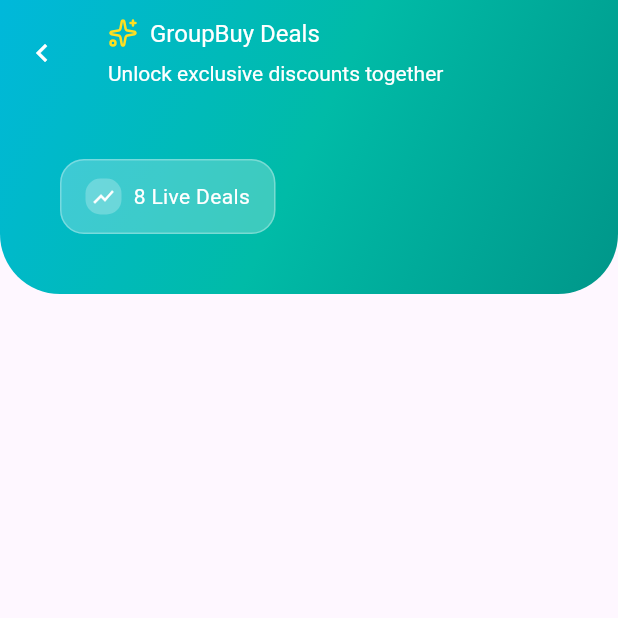
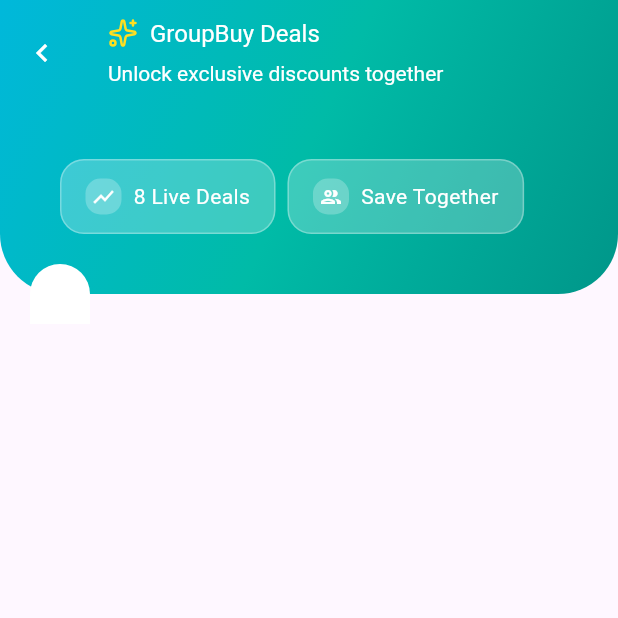
Before and after one commit to pujandhakal/Grabbit, a Flutter app: the TrendingDealsScreen screen opened directly, on a phone screen of 412 x 824 dp, the top half of it. Run offline on Flutter 3.47's test engine with Material 3 defaults, Android fonts, the phone set to English and light mode, and no system bars; our stand-ins replace flutter_svg, google_fonts, percent_indicator.

Commit message:
Filter Card GroupBuy Screen

```diff
--- a/lib/pages/user/trending_deals_screen.dart
+++ b/lib/pages/user/trending_deals_screen.dart
@@ -1,5 +1,6 @@
 import 'package:flutter/material.dart';
 import 'package:flutter_svg/svg.dart';
+import 'package:grabbit/util/filter_card_groupBuy.dart';
 
 class TrendingDealsScreen extends StatefulWidget {
   const TrendingDealsScreen({super.key});
@@ -116,10 +117,52 @@ class _TrendingDealsScreenState extends State<TrendingDealsScreen> {
                       ),
                     ],
                   ),
-                )
+                ),
+                SizedBox(width: 8),
+                Container(
+                  padding: EdgeInsets.symmetric(
+                    vertical: 12,
+                    horizontal: 16,
+                  ),
+                  decoration: BoxDecoration(
+                    color: Colors.white24,
+                    borderRadius: BorderRadius.circular(16),
+                    border: Border.all(color: Colors.white30),
+                  ),
+                  child: Row(
+                    children: [
+                      Container(
+                        padding: EdgeInsets.all(4),
+                        decoration: BoxDecoration(
+                          color: Colors.white24,
+                          borderRadius: BorderRadius.circular(10),
+                        ),
+                        child: Icon(
+                          Icons.people_outlined,
+                          color: Colors.white,
+                          size: 16,
+                        ),
+                      ),
+                      SizedBox(
+                        width: 8,
+                      ),
+                      Text(
+                        "Save Together",
+                        style: TextStyle(
+                          color: Colors.white,
+                        ),
+                      ),
+                    ],
+                  ),
+                ),
               ],
             ),
-          )
+          ),
+          Positioned(
+            top: kToolbarHeight + 120,
+            left: 20,
+            child: FilterCardGroupbuy(),
+          ),
         ],
       ),
     );
--- /dev/null
+++ b/lib/util/filter_card_groupBuy.dart
@@ -0,0 +1,29 @@
+import 'package:flutter/material.dart';
+
+class FilterCardGroupbuy extends StatefulWidget {
+  const FilterCardGroupbuy({super.key});
+
+  @override
+  State<FilterCardGroupbuy> createState() => _FilterCardGroupbuyState();
+}
+
+class _FilterCardGroupbuyState extends State<FilterCardGroupbuy> {
+  @override
+  Widget build(BuildContext context) {
+    return Container(
+      padding: EdgeInsets.only(
+        right: 20,
+        left: 20,
+        top: 16,
+        bottom: 24,
+      ),
+      decoration: BoxDecoration(
+        color: Colors.white,
+        borderRadius: BorderRadius.only(
+          topLeft: Radius.circular(24),
+          topRight: Radius.circular(24),
+        ),
+      ),
+    );
+  }
+}
```
